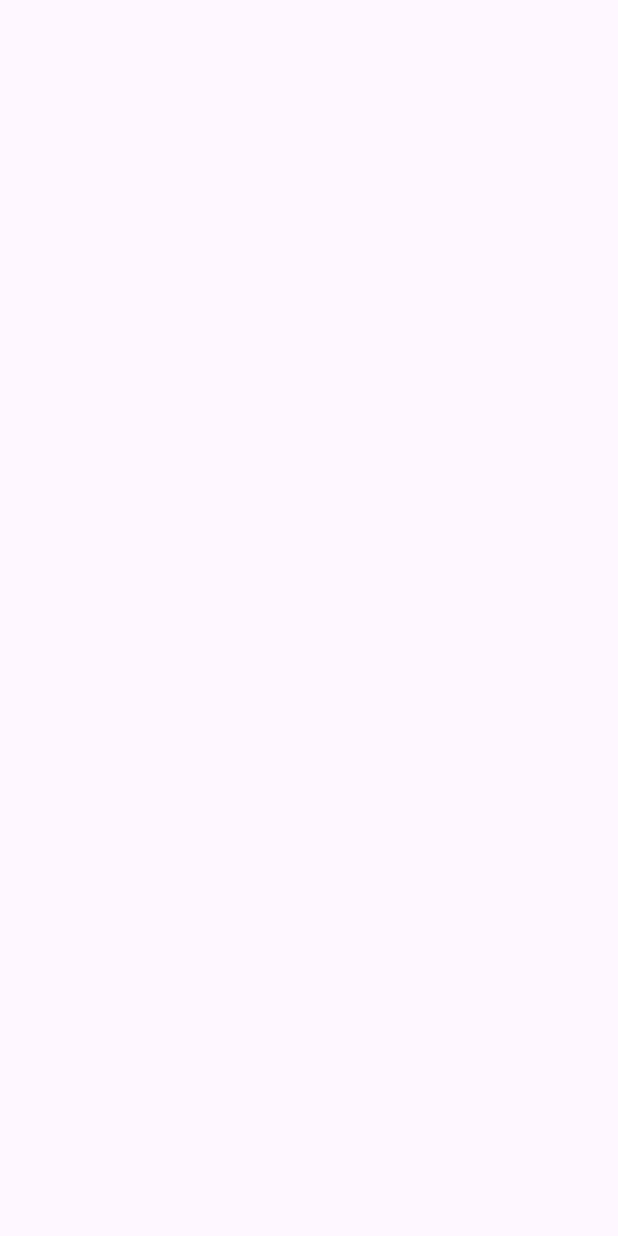
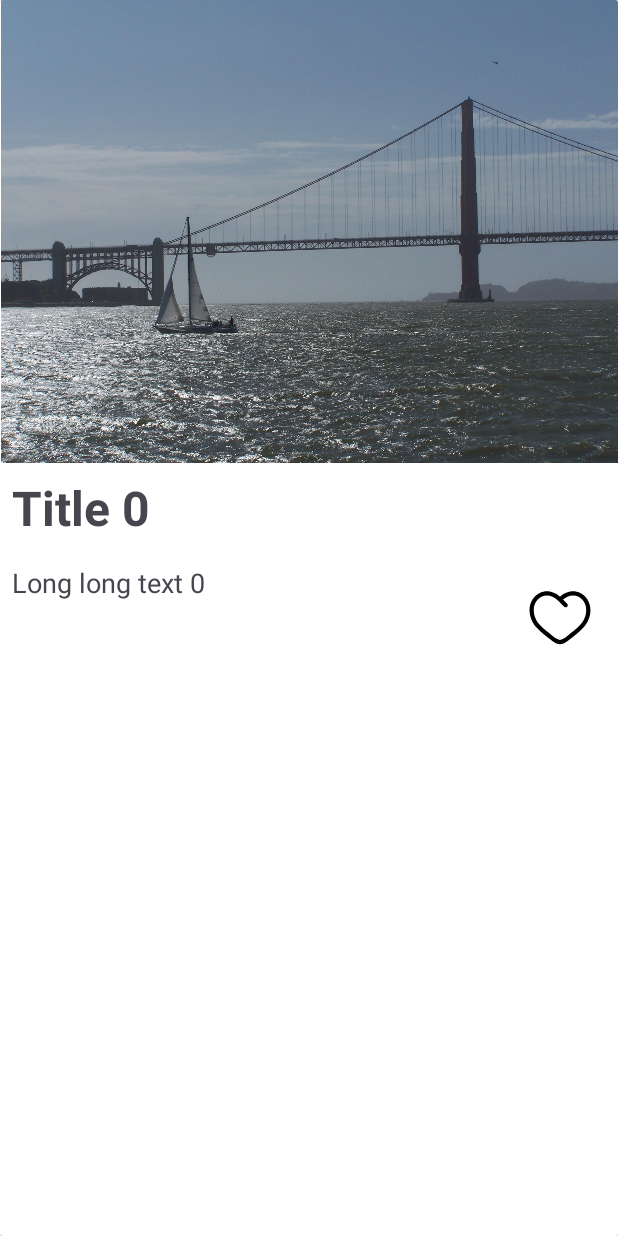
Before and after one commit to rzzrr/Wikitok, an Android app: the screen it shows after launch (MainActivity), on a phone screen of 412 x 824 dp. Before the commit the screen is empty. Run offline under Robolectric (Android 15) with nearby library versions, the phone set to English and light mode, and no system bars.

Commit message:
add recycler view

```diff
--- a/app/src/main/AndroidManifest.xml
+++ b/app/src/main/AndroidManifest.xml
@@ -13,7 +13,7 @@
         android:theme="@style/Theme.Wikitok"
         tools:targetApi="31">
         <activity
-            android:name=".MainActivity"
+            android:name=".presentation.MainActivity"
             android:exported="true">
             <intent-filter>
                 <action android:name="android.intent.action.MAIN" />
--- a/app/src/main/java/com/rzatha/wikitok/MainActivity.kt
+++ /dev/null
@@ -1,18 +0,0 @@
-package com.rzatha.wikitok
-
-import android.os.Bundle
-import androidx.activity.enableEdgeToEdge
-import androidx.appcompat.app.AppCompatActivity
-import androidx.core.view.ViewCompat
-import androidx.core.view.WindowInsetsCompat
-import kotlinx.coroutines.MainScope
-
-class MainActivity : AppCompatActivity() {
-
-    override fun onCreate(savedInstanceState: Bundle?) {
-
-        super.onCreate(savedInstanceState)
-        setContentView(R.layout.activity_main)
-    }
-
-}
--- /dev/null
+++ b/app/src/main/java/com/rzatha/wikitok/domain/ArticlePreviewItem.kt
@@ -0,0 +1,9 @@
+package com.rzatha.wikitok.domain
+
+data class ArticlePreviewItem(
+    val id : Int,
+    val title: String,
+    val text : String,
+    val image : Image,
+    val source : String
+)
--- /dev/null
+++ b/app/src/main/java/com/rzatha/wikitok/domain/Image.kt
@@ -0,0 +1,6 @@
+package com.rzatha.wikitok.domain
+
+data class Image(
+    val name: String,
+    val source: String
+)
--- /dev/null
+++ b/app/src/main/java/com/rzatha/wikitok/presentation/ArticleAdapter.kt
@@ -0,0 +1,42 @@
+package com.rzatha.wikitok.presentation
+
+import android.view.LayoutInflater
+import android.view.View
+import android.view.ViewGroup
+import androidx.recyclerview.widget.RecyclerView
+import com.rzatha.wikitok.databinding.ArticlePreviewItemBinding
+import com.rzatha.wikitok.domain.ArticlePreviewItem
+
+class ArticleAdapter : RecyclerView.Adapter<ArticleAdapter.ArticleViewHolder>() {
+
+    var articleList: List<ArticlePreviewItem> = listOf()
+        set(value) {
+            field = value
+            notifyDataSetChanged()
+        }
+
+    override fun onCreateViewHolder(parent: ViewGroup, viewType: Int): ArticleViewHolder {
+        val binding = ArticlePreviewItemBinding.inflate(
+            LayoutInflater.from(parent.context),
+            parent,
+            false
+        )
+        return ArticleViewHolder(binding)
+    }
+
+    override fun onBindViewHolder(holder: ArticleViewHolder, position: Int) {
+        val article = articleList[position]
+        with(holder.binding){
+            with(article){
+                tvTitle.text = title
+                tvArticleText.text = text
+            }
+        }
+    }
+
+    override fun getItemCount() = articleList.size
+
+
+    class ArticleViewHolder(val binding: ArticlePreviewItemBinding) :
+        RecyclerView.ViewHolder(binding.root)
+}
--- /dev/null
+++ b/app/src/main/java/com/rzatha/wikitok/presentation/MainActivity.kt
@@ -0,0 +1,52 @@
+package com.rzatha.wikitok.presentation
+
+import android.os.Bundle
+import androidx.appcompat.app.AppCompatActivity
+import androidx.recyclerview.widget.LinearSnapHelper
+import com.rzatha.wikitok.R
+import com.rzatha.wikitok.databinding.ActivityMainBinding
+import com.rzatha.wikitok.domain.ArticlePreviewItem
+import com.rzatha.wikitok.domain.Image
+
+class MainActivity : AppCompatActivity() {
+
+    private val binding by lazy {
+        ActivityMainBinding.inflate(layoutInflater)
+    }
+
+    private val articleAdapter = ArticleAdapter()
+    private val snapHelper = LinearSnapHelper()
+
+    override fun onCreate(savedInstanceState: Bundle?) {
+
+        super.onCreate(savedInstanceState)
+        setContentView(binding.root)
+
+        setupRecyclerView()
+        snapHelper.attachToRecyclerView(binding.rvArticles)
+
+        val tempArtList = mutableListOf<ArticlePreviewItem>()
+        for (i in 0 until 100) {
+            tempArtList.add(ArticlePreviewItem(
+                i,
+                "Title $i",
+                "Long long text $i",
+                source= "",
+                image = Image(
+                    "",
+                    ""
+                )
+            ))
+        }
+        articleAdapter.articleList = tempArtList
+    }
+
+    private fun setupRecyclerView() {
+
+
+        with(binding.rvArticles){
+            adapter = articleAdapter
+        }
+    }
+
+}
--- /dev/null
+++ b/app/src/main/res/drawable/ic_heart.xml
@@ -0,0 +1,10 @@
+<vector xmlns:android="http://schemas.android.com/apk/res/android"
+    android:width="800dp"
+    android:height="800dp"
+    android:viewportWidth="24"
+    android:viewportHeight="24">
+  <path
+      android:pathData="M8.962,18.911L9.426,18.322L8.962,18.911ZM12,5.501L11.46,6.021C11.463,6.024 11.466,6.028 11.47,6.031L12,5.501ZM15.038,18.911L15.503,19.5L15.038,18.911ZM13.47,8.03C13.763,8.323 14.238,8.323 14.53,8.03C14.823,7.737 14.823,7.262 14.53,6.969L13.47,8.03ZM9.426,18.322C7.91,17.127 6.253,15.96 4.938,14.48C3.649,13.028 2.75,11.335 2.75,9.137H1.25C1.25,11.803 2.361,13.836 3.817,15.476C5.247,17.087 7.071,18.375 8.497,19.5L9.426,18.322ZM2.75,9.137C2.75,6.986 3.965,5.183 5.624,4.424C7.236,3.687 9.402,3.883 11.46,6.021L12.54,4.981C10.099,2.444 7.264,2.025 5.001,3.06C2.785,4.073 1.25,6.425 1.25,9.137H2.75ZM8.497,19.5C9.01,19.904 9.56,20.334 10.117,20.66C10.674,20.985 11.31,21.25 12,21.25V19.75C11.69,19.75 11.326,19.629 10.874,19.365C10.421,19.101 9.952,18.737 9.426,18.322L8.497,19.5ZM15.503,19.5C16.929,18.375 18.753,17.087 20.183,15.476C21.639,13.836 22.75,11.803 22.75,9.137H21.25C21.25,11.335 20.351,13.028 19.062,14.48C17.747,15.96 16.09,17.127 14.574,18.322L15.503,19.5ZM22.75,9.137C22.75,6.425 21.215,4.073 18.999,3.06C16.736,2.025 13.901,2.444 11.46,4.981L12.54,6.021C14.598,3.883 16.764,3.687 18.376,4.424C20.035,5.183 21.25,6.986 21.25,9.137H22.75ZM14.574,18.322C14.048,18.737 13.579,19.101 13.126,19.365C12.674,19.629 12.31,19.75 12,19.75V21.25C12.69,21.25 13.326,20.985 13.883,20.66C14.441,20.334 14.99,19.904 15.503,19.5L14.574,18.322ZM11.47,6.031L13.47,8.03L14.53,6.969L12.53,4.97L11.47,6.031Z"
+      android:fillColor="#000000"
+      />
+</vector>
--- /dev/null
+++ b/app/src/main/res/drawable/style_fab_favourite.xml
@@ -0,0 +1,5 @@
+<?xml version="1.0" encoding="utf-8"?>
+<shape android:shape="line"
+    xmlns:android="http://schemas.android.com/apk/res/android">
+
+</shape>
--- a/app/src/main/res/layout/activity_main.xml
+++ b/app/src/main/res/layout/activity_main.xml
@@ -1,9 +1,34 @@
 <?xml version="1.0" encoding="utf-8"?>
-<androidx.fragment.app.FragmentContainerView xmlns:android="http://schemas.android.com/apk/res/android"
+<androidx.constraintlayout.widget.ConstraintLayout xmlns:android="http://schemas.android.com/apk/res/android"
 
     xmlns:tools="http://schemas.android.com/tools"
+    xmlns:app="http://schemas.android.com/apk/res-auto"
     android:id="@+id/main"
     android:layout_width="match_parent"
     android:layout_height="match_parent"
+    tools:context=".presentation.MainActivity">
 
-    tools:context=".MainActivity"/>
+    <androidx.recyclerview.widget.RecyclerView
+        android:id="@+id/rvArticles"
+        android:layout_width="match_parent"
+        android:layout_height="match_parent"
+        app:layout_constraintBottom_toBottomOf="parent"
+        app:layout_constraintEnd_toEndOf="parent"
+        app:layoutManager="androidx.recyclerview.widget.LinearLayoutManager"
+        app:layout_constraintHorizontal_bias="0.0"
+        app:layout_constraintStart_toStartOf="parent"
+        app:layout_constraintTop_toTopOf="parent"
+        tools:listitem="@layout/article_preview_item" />
+
+    <ImageView
+        android:layout_width="45dp"
+        android:layout_height="45dp"
+        android:layout_marginEnd="16dp"
+        android:background="@drawable/ic_heart"
+
+        app:layout_constraintBottom_toBottomOf="parent"
+        app:layout_constraintEnd_toEndOf="parent"
+        app:layout_constraintTop_toTopOf="parent"
+        />
+
+</androidx.constraintlayout.widget.ConstraintLayout>
--- /dev/null
+++ b/app/src/main/res/layout/article_preview_item.xml
@@ -0,0 +1,51 @@
+<?xml version="1.0" encoding="utf-8"?>
+
+
+<androidx.cardview.widget.CardView xmlns:android="http://schemas.android.com/apk/res/android"
+    xmlns:app="http://schemas.android.com/apk/res-auto"
+    xmlns:tools="http://schemas.android.com/tools"
+    android:layout_width="match_parent"
+    android:layout_height="match_parent">
+
+    <androidx.constraintlayout.widget.ConstraintLayout
+        android:layout_width="match_parent"
+        android:layout_height="match_parent">
+
+    <ImageView
+        android:id="@+id/ivArticle"
+        android:layout_width="wrap_content"
+        android:layout_height="0dp"
+        android:adjustViewBounds="true"
+        app:layout_constraintTop_toTopOf="parent"
+        app:layout_constraintStart_toStartOf="parent"
+        app:layout_constraintEnd_toEndOf="parent"
+        app:srcCompat="@drawable/ggb" />
+
+    <TextView
+        android:id="@+id/tvTitle"
+        android:layout_width="match_parent"
+        android:layout_height="wrap_content"
+        android:padding="8dp"
+        android:textSize="32sp"
+        android:textStyle="bold"
+        app:layout_constraintEnd_toEndOf="parent"
+        app:layout_constraintStart_toStartOf="parent"
+        app:layout_constraintTop_toBottomOf="@+id/ivArticle"
+        tools:text="Golden Gate Bridge" />
+
+    <TextView
+        android:id="@+id/tvArticleText"
+        android:layout_width="match_parent"
+        android:layout_height="0dp"
+        app:layout_constraintTop_toBottomOf="@id/tvTitle"
+        app:layout_constraintStart_toStartOf="parent"
+        app:layout_constraintEnd_toEndOf="parent"
+        app:layout_constraintBottom_toBottomOf="parent"
+        android:textSize="18sp"
+        android:padding="8dp"
+        tools:text="@string/es"
+
+        />
+
+    </androidx.constraintlayout.widget.ConstraintLayout>
+</androidx.cardview.widget.CardView>
--- a/app/src/main/res/values/strings.xml
+++ b/app/src/main/res/values/strings.xml
@@ -1,5 +1,4 @@
 <resources>
     <string name="app_name">Wikitok</string>
-    <!-- TODO: Remove or change this placeholder text -->
-    <string name="hello_blank_fragment">Hello blank fragment</string>
+    <string name="es">Guadeloupe has a population of 375,693 (2021).\n\n\n== Population ==\nAccording to INSEE Guadeloupe had an estimated population of 403,977 on 1 January 2012. Life expectancy at birth is 77.0 years for males, and 83.5 for females (figures for 2011).\n\n\n=== Structure of the population ===\n\n\n== Vital statistics ==\nThe following vital statistics include Saint Martin and Saint Barth\u00e9lemy.\n\nExcluding data for Saint Barth\u00e9lemy and Saint Martin\n\n\n== Languages ==\nFrench is the official language, taught in the school system. Antillean Creole French is spoken by a large part of the population, understood by nearly all, and taught in some schools. A 2007 document issued by the Organisation internationale de la Francophonie estimated the population to be 80.2% \"francophone\" and 14.9% \"partially francophone\".\n\n\n== Religion ==\nFigures in 2020 state that 96% of the population is Christian (of these, approximately 86% are Roman Catholic, 8% Protestant and 6% other Christian); of the other 4%, most have no religion, although there is a small number of Hindus, Bah\u00e1\u02bc\u00eds and Muslims.\n\n\n== See also ==\nDemographics of France\n\n\n== References =="</string>
 </resources>
```
Also changed, not shown: app/src/main/res/drawable/ggb.jpg (added).
